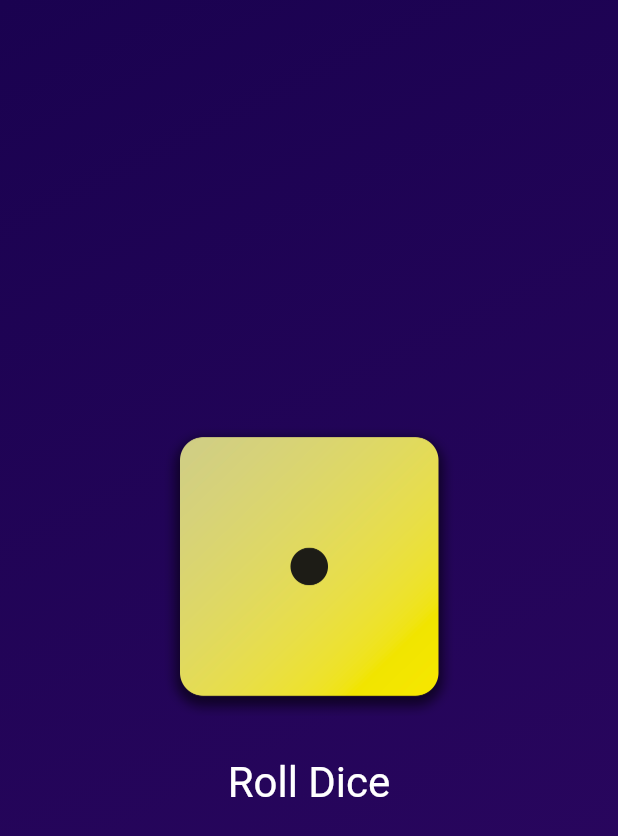
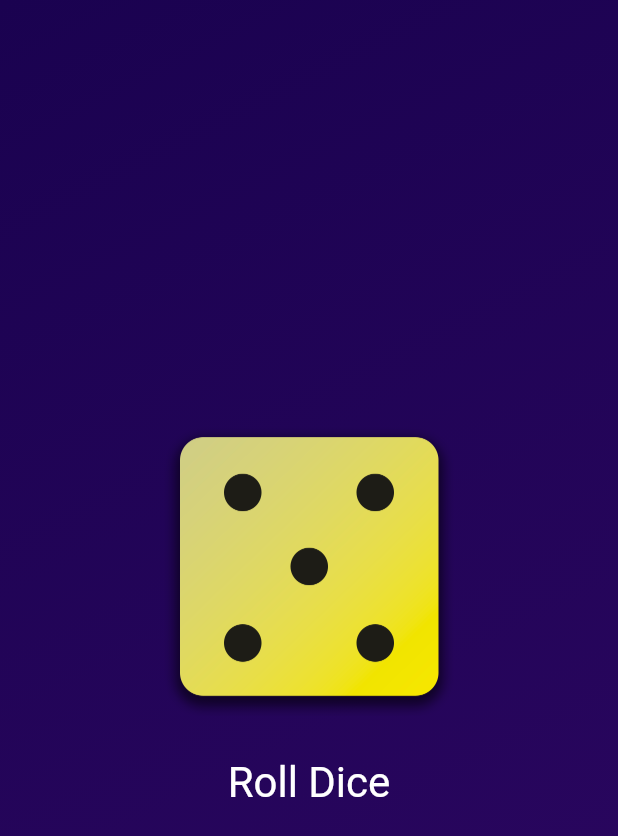
Before and after one commit to dinhdc/flutter, a Flutter app: the screen it shows after launch, after a tap on "Roll Dice", on a phone screen of 412 x 824 dp. Shown: the top 836 px of the screen. Run offline on Flutter 3.47's test engine with Material 3 defaults, Android fonts, the phone set to English and light mode, and no system bars.

Commit message:
add random function and convert to statefull widget

```diff
--- a/basics/lib/gradient_container.dart
+++ b/basics/lib/gradient_container.dart
@@ -1,37 +1,53 @@
 import 'package:flutter/material.dart';
+import 'dart:math';
 
 const startAlignment = Alignment.topLeft;
 const endAlignment = Alignment.bottomRight;
 
-class GradientContainer extends StatelessWidget {
+class GradientContainer extends StatefulWidget {
   const GradientContainer({required this.colors, super.key});
 
   final List<Color> colors;
+
+  @override
+  State<GradientContainer> createState() => _GradientContainerState();
+}
+
+class _GradientContainerState extends State<GradientContainer> {
+  int diceNumber = 1;
+
+  int rollDice(){
+    return Random().nextInt(6) + 1;
+  }
 
   @override
   Widget build(BuildContext context) {
     return Container(
         decoration: BoxDecoration(
             gradient: LinearGradient(
-                colors: colors, begin: startAlignment, end: endAlignment)),
+                colors: widget.colors, begin: startAlignment, end: endAlignment)),
         child: Center(
             child: Column(
           mainAxisSize: MainAxisSize.min,
           children: [
             Image.asset(
-              'assets/images/dice-1.png',
+              'assets/images/dice-$diceNumber.png',
               width: 200.0,
             ),
             const SizedBox(
               height: 20,
             ),
             TextButton(
-              onPressed: () {},
-              child: const Text('Roll Dice'),
+              onPressed: () {
+                setState(() {
+                  diceNumber = rollDice();
+                });
+              },
               style: TextButton.styleFrom(
                   // padding: EdgeInsets.only(top: 20),
                   foregroundColor: Colors.white,
                   textStyle: const TextStyle(fontSize: 28)),
+              child: const Text('Roll Dice'),
             )
           ],
         )));
```
